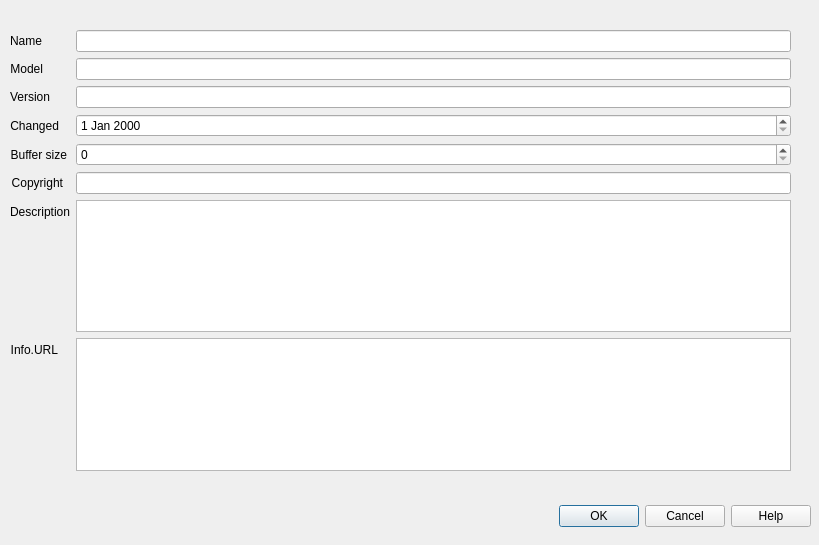
The window that src/cdlgmdfmodule.ui (grodansparadis/vscp-works-qt) describes before a commit, drawn with Qt 5.
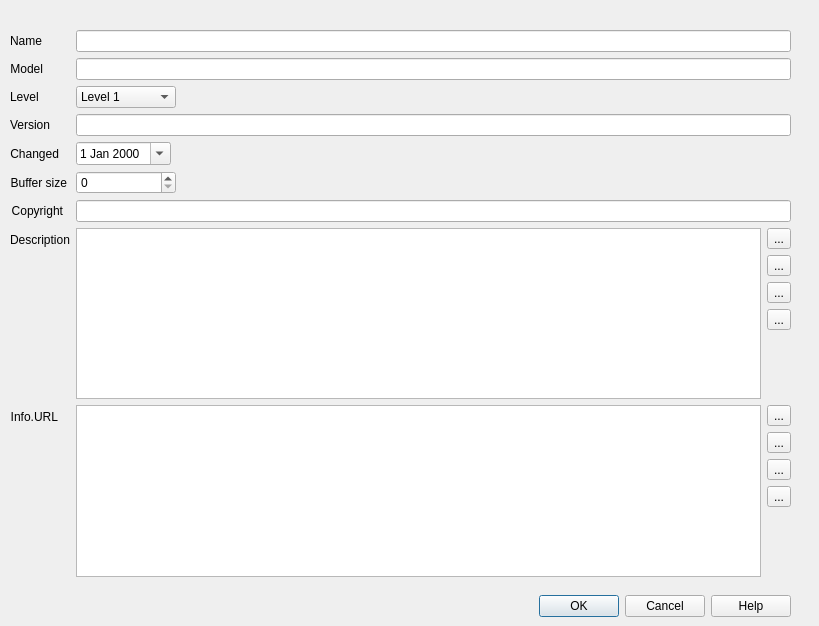
The same window after the commit. Icons and pictures are not drawn.

Commit message: Module primary editing added.

The edit to the form file:
```diff
--- a/src/cdlgmdfmodule.ui
+++ b/src/cdlgmdfmodule.ui
@@ -7,7 +7,7 @@
     <x>0</x>
     <y>0</y>
     <width>819</width>
-    <height>545</height>
+    <height>626</height>
    </rect>
   </property>
   <property name="windowTitle">
@@ -19,7 +19,7 @@
      <x>10</x>
      <y>30</y>
      <width>781</width>
-     <height>441</height>
+     <height>547</height>
     </rect>
    </property>
    <layout class="QFormLayout" name="formLayout">
@@ -64,6 +64,33 @@
      </widget>
     </item>
     <item row="3" column="0">
+     <widget class="QLabel" name="label_9">
+      <property name="text">
+       <string>Level</string>
+      </property>
+     </widget>
+    </item>
+    <item row="3" column="1">
+     <widget class="QComboBox" name="comboModuleLevel">
+      <property name="maximumSize">
+       <size>
+        <width>100</width>
+        <height>16777215</height>
+       </size>
+      </property>
+      <item>
+       <property name="text">
+        <string>Level 1</string>
+       </property>
+      </item>
+      <item>
+       <property name="text">
+        <string>Level 2</string>
+       </property>
+      </item>
+     </widget>
+    </item>
+    <item row="5" column="0">
      <widget class="QLabel" name="label_4">
       <property name="text">
        <string>Version</string>
@@ -73,37 +100,7 @@
       </property>
      </widget>
     </item>
-    <item row="4" column="0">
-     <widget class="QLabel" name="label_5">
-      <property name="text">
-       <string>Changed</string>
-      </property>
-      <property name="alignment">
-       <set>Qt::AlignRight|Qt::AlignTrailing|Qt::AlignVCenter</set>
-      </property>
-     </widget>
-    </item>
-    <item row="7" column="0">
-     <widget class="QLabel" name="label_6">
-      <property name="text">
-       <string>Description</string>
-      </property>
-      <property name="alignment">
-       <set>Qt::AlignRight|Qt::AlignTrailing|Qt::AlignVCenter</set>
-      </property>
-     </widget>
-    </item>
-    <item row="8" column="0">
-     <widget class="QLabel" name="label_7">
-      <property name="text">
-       <string>Info.URL</string>
-      </property>
-      <property name="alignment">
-       <set>Qt::AlignRight|Qt::AlignTrailing|Qt::AlignVCenter</set>
-      </property>
-     </widget>
-    </item>
-    <item row="3" column="1">
+    <item row="5" column="1">
      <widget class="QLineEdit" name="editVersion">
       <property name="toolTip">
        <string>Path to file containg VSCP events</string>
@@ -113,7 +110,7 @@
       </property>
      </widget>
     </item>
-    <item row="5" column="0">
+    <item row="9" column="0">
      <widget class="QLabel" name="label_8">
       <property name="text">
        <string>Buffer size</string>
@@ -123,7 +120,17 @@
       </property>
      </widget>
     </item>
-    <item row="6" column="0">
+    <item row="9" column="1">
+     <widget class="QSpinBox" name="editBufferSize">
+      <property name="maximumSize">
+       <size>
+        <width>100</width>
+        <height>16777215</height>
+       </size>
+      </property>
+     </widget>
+    </item>
+    <item row="10" column="0">
      <widget class="QLabel" name="label">
       <property name="text">
        <string>Copyright</string>
@@ -133,7 +140,7 @@
       </property>
      </widget>
     </item>
-    <item row="6" column="1">
+    <item row="10" column="1">
      <widget class="QLineEdit" name="editCopyright">
       <property name="focusPolicy">
        <enum>Qt::WheelFocus</enum>
@@ -146,17 +153,254 @@
       </property>
      </widget>
     </item>
+    <item row="11" column="0">
+     <widget class="QLabel" name="label_10">
+      <property name="text">
+       <string>Description</string>
+      </property>
+     </widget>
+    </item>
+    <item row="11" column="1">
+     <layout class="QHBoxLayout" name="horizontalLayout">
+      <item>
+       <layout class="QHBoxLayout" name="horizontalLayout_2">
+        <item>
+         <widget class="QListWidget" name="listDescription"/>
+        </item>
+        <item>
+         <layout class="QVBoxLayout" name="verticalLayout">
+          <item>
+           <widget class="QToolButton" name="btnAddDesc">
+            <property name="toolTip">
+             <string>Add description item</string>
+            </property>
+            <property name="text">
+             <string>...</string>
+            </property>
+            <property name="icon">
+             <iconset resource="vscpworks.qrc">
+              <normaloff>:/add.png</normaloff>:/add.png</iconset>
+            </property>
+            <property name="shortcut">
+             <string>Ctrl+A</string>
+            </property>
+           </widget>
+          </item>
+          <item>
+           <widget class="QToolButton" name="btnEditDesc">
+            <property name="toolTip">
+             <string>Edit description item</string>
+            </property>
+            <property name="text">
+             <string>...</string>
+            </property>
+            <property name="icon">
+             <iconset resource="vscpworks.qrc">
+              <normaloff>:/pencil.svg</normaloff>:/pencil.svg</iconset>
+            </property>
+            <property name="shortcut">
+             <string>Ctrl+E</string>
+            </property>
+           </widget>
+          </item>
+          <item>
+           <widget class="QToolButton" name="btnDupDesc">
+            <property name="toolTip">
+             <string>Duplicate description item</string>
+            </property>
+            <property name="text">
+             <string>...</string>
+            </property>
+            <property name="icon">
+             <iconset resource="vscpworks.qrc">
+              <normaloff>:/images/svg/copy.svg</normaloff>:/images/svg/copy.svg</iconset>
+            </property>
+            <property name="shortcut">
+             <string>Ctrl+D</string>
+            </property>
+           </widget>
+          </item>
+          <item>
+           <widget class="QToolButton" name="btnDelDesc">
+            <property name="toolTip">
+             <string>Delete Description item</string>
+            </property>
+            <property name="text">
+             <string>...</string>
+            </property>
+            <property name="icon">
+             <iconset resource="vscpworks.qrc">
+              <normaloff>:/remove.png</normaloff>:/remove.png</iconset>
+            </property>
+            <property name="shortcut">
+             <string>Ctrl+X</string>
+            </property>
+           </widget>
+          </item>
+          <item>
+           <spacer name="verticalSpacer">
+            <property name="orientation">
+             <enum>Qt::Vertical</enum>
+            </property>
+            <property name="sizeHint" stdset="0">
+             <size>
+              <width>20</width>
+              <height>40</height>
+             </size>
+            </property>
+           </spacer>
+          </item>
+         </layout>
+        </item>
+       </layout>
+      </item>
+     </layout>
+    </item>
+    <item row="12" column="0">
+     <widget class="QLabel" name="label_6">
+      <property name="text">
+       <string>Info.URL</string>
+      </property>
+      <property name="alignment">
+       <set>Qt::AlignRight|Qt::AlignTrailing|Qt::AlignVCenter</set>
+      </property>
+     </widget>
+    </item>
+    <item row="12" column="1">
+     <layout class="QHBoxLayout" name="horizontalLayout_3">
+      <item>
+       <layout class="QHBoxLayout" name="horizontalLayout_4">
+        <item>
+         <widget class="QListWidget" name="listInfo"/>
+        </item>
+        <item>
+         <layout class="QVBoxLayout" name="verticalLayout_2">
+          <item>
+           <widget class="QToolButton" name="btnAddInfo">
+            <property name="toolTip">
+             <string>Add Info URL item</string>
+            </property>
+            <property name="text">
+             <string>...</string>
+            </property>
+            <property name="icon">
+             <iconset resource="vscpworks.qrc">
+              <normaloff>:/add.png</normaloff>:/add.png</iconset>
+            </property>
+            <property name="shortcut">
+             <string>Ctrl+A</string>
+            </property>
+           </widget>
+          </item>
+          <item>
+           <widget class="QToolButton" name="btnEditInfo">
+            <property name="toolTip">
+             <string>Edit Info URL item</string>
+            </property>
+            <property name="text">
+             <string>...</string>
+            </property>
+            <property name="icon">
+             <iconset resource="vscpworks.qrc">
+              <normaloff>:/pencil.svg</normaloff>:/pencil.svg</iconset>
+            </property>
+            <property name="shortcut">
+             <string>Ctrl+E</string>
+            </property>
+           </widget>
+          </item>
+          <item>
+           <widget class="QToolButton" name="btnDupInfo">
+            <property name="toolTip">
+             <string>Duplicate Info URL item</string>
+            </property>
+            <property name="text">
+             <string>...</string>
+            </property>
+            <property name="icon">
+             <iconset resource="vscpworks.qrc">
+              <normaloff>:/images/svg/copy.svg</normaloff>:/images/svg/copy.svg</iconset>
+            </property>
+            <property name="shortcut">
+             <string>Ctrl+D</string>
+            </property>
+           </widget>
+          </item>
+          <item>
+           <widget class="QToolButton" name="btnDelInfo">
+            <property name="toolTip">
+             <string>Delete Info URL item</string>
+            </property>
+            <property name="text">
+             <string>...</string>
+            </property>
+            <property name="icon">
+             <iconset resource="vscpworks.qrc">
+              <normaloff>:/remove.png</normaloff>:/remove.png</iconset>
+            </property>
+            <property name="shortcut">
+             <string>Ctrl+X</string>
+            </property>
+           </widget>
+          </item>
+          <item>
+           <spacer name="verticalSpacer_2">
+            <property name="orientation">
+             <enum>Qt::Vertical</enum>
+            </property>
+            <property name="sizeHint" stdset="0">
+             <size>
+              <width>20</width>
+              <height>40</height>
+             </size>
+            </property>
+           </spacer>
+          </item>
+         </layout>
+        </item>
+       </layout>
+      </item>
+     </layout>
+    </item>
     <item row="7" column="1">
-     <widget class="QListWidget" name="listDescription"/>
+     <layout class="QHBoxLayout" name="horizontalLayout_5">
+      <item>
+       <widget class="QDateEdit" name="editDate">
+        <property name="maximumSize">
+         <size>
+          <width>500</width>
+          <height>16777215</height>
+         </size>
+        </property>
+        <property name="calendarPopup">
+         <bool>true</bool>
+        </property>
+       </widget>
+      </item>
+      <item>
+       <spacer name="horizontalSpacer">
+        <property name="orientation">
+         <enum>Qt::Horizontal</enum>
+        </property>
+        <property name="sizeHint" stdset="0">
+         <size>
+          <width>40</width>
+          <height>20</height>
+         </size>
+        </property>
+       </spacer>
+      </item>
+     </layout>
     </item>
-    <item row="8" column="1">
-     <widget class="QListWidget" name="listInfo"/>
-    </item>
-    <item row="4" column="1">
-     <widget class="QDateEdit" name="editDate"/>
-    </item>
-    <item row="5" column="1">
-     <widget class="QSpinBox" name="editBufferSize"/>
+    <item row="7" column="0">
+     <widget class="QLabel" name="label_5">
+      <property name="text">
+       <string>Changed</string>
+      </property>
+      <property name="alignment">
+       <set>Qt::AlignRight|Qt::AlignTrailing|Qt::AlignVCenter</set>
+      </property>
+     </widget>
     </item>
    </layout>
   </widget>
@@ -164,8 +408,8 @@
    <property name="geometry">
     <rect>
      <x>10</x>
-     <y>500</y>
-     <width>801</width>
+     <y>590</y>
+     <width>781</width>
      <height>32</height>
     </rect>
    </property>
```
Left out of the diff: 63 changed lines with no effect on the pictures. The commit also changes 1415 other files.
